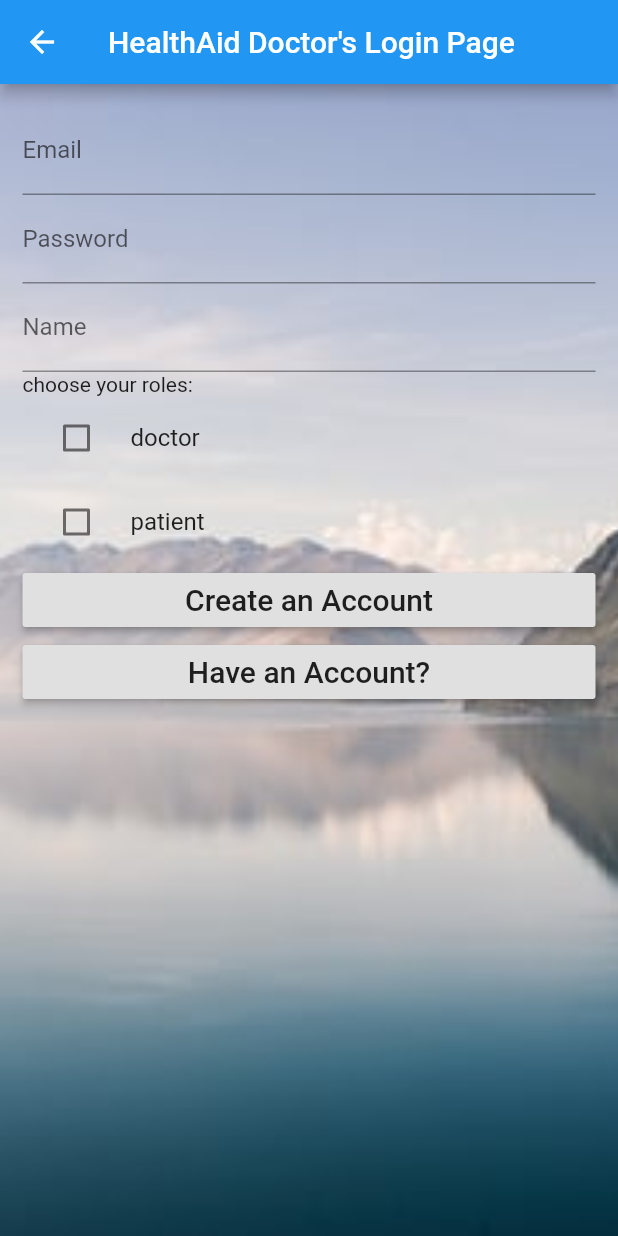
After one commit to xue2007/heath-aid, a Flutter app: the screen it shows after launch, after a tap on "Doctor", after a tap on "Login", after a tap on "Create an Account", on a phone screen of 412 x 824 dp. The commit adds this screen. Run offline on Flutter 3.47's test engine with Material 2 defaults, Android fonts, the phone set to English and light mode, and no system bars; our stand-ins replace cloud_firestore, firebase_auth, shared_preferences; accounts and stored records are empty.

Commit message:
added a buffer page so that bug wont be apparent and fixed back function for patient side(need to use context instead of push because i am using states,void callback can also do the trick following the login page).

```diff
--- /dev/null
+++ b/lib/LoginPageDoctor.dart
@@ -0,0 +1,291 @@
+import 'package:firebase_auth/firebase_auth.dart';
+import 'package:flutter/material.dart';
+import 'package:testing/Constants.dart';
+import 'package:testing/database.dart';
+import 'auth.dart';
+import 'package:cloud_firestore/cloud_firestore.dart';
+import 'auth_provider.dart';
+import'helper.dart';
+import 'database.dart';
+
+class LoginPageDoctor extends StatefulWidget {
+  LoginPageDoctor({this.auth, this.onSignedIn,this.backToMain});
+
+  final BaseAuth auth;
+  final VoidCallback onSignedIn;
+  final VoidCallback backToMain;
+
+
+
+  @override
+  State<StatefulWidget> createState() => new _LoginPageDoctorState();
+}
+enum FormType {
+  login,
+  register
+}
+
+class _LoginPageDoctorState extends State<LoginPageDoctor> {
+  DataBase databaseMethods = new DataBase();
+  final ky = new GlobalKey<FormState>();
+  String _email;
+  String _password;
+  String _role;
+  String _name;
+  FormType _formType = FormType.login;
+
+
+  void checkDoctor() {
+    FirebaseAuth.instance.currentUser().then((user) {
+      Firestore.instance
+          .collection('/users')
+          .where('uid', isEqualTo: user.uid)
+          .getDocuments()
+          .then((docs) {
+        if (docs.documents[0].exists) {
+          print('checked');
+          if (docs.documents[0].data['role'] == 'doctor') {
+            Constants.checkRole = true;
+            print('doctor is true');
+          } else {
+            Constants.checkRole = false;
+            print('doctor is false');
+          }
+        }
+      });
+    });
+  }
+
+  bool validateAndSave() {
+    final form = ky.currentState;
+    if(form.validate()){
+      form.save();
+      return true;
+    }
+    return false;
+
+  }
+
+  void validateAndSubmit() async {
+    if(validateAndSave()) {
+      try {
+        final BaseAuth auth = AuthProvider.of(context).auth;
+        if(_formType == FormType.login) {
+
+          String userId = await auth.signInWithEmailAndPassWord(_email, _password);
+          checkDoctor();
+          QuerySnapshot userInfoSnapshot =
+          await databaseMethods.getUserInfo(_email);
+          HelperFunctions.saveUserLoggedInSharedPreference(true);
+          HelperFunctions.saveUserNameSharedPreference(
+              userInfoSnapshot.documents[0].data["name"]);
+          HelperFunctions.saveUserEmailSharedPreference(
+              userInfoSnapshot.documents[0].data["email"]);
+          HelperFunctions.saveUserRoleSharedPreference(
+              userInfoSnapshot.documents[0].data["role"]);
+          print('Signed in: ${userId}');
+
+        } else {
+          /* Map<String,String> userDataMap = {
+          "name" : _name,
+          "email" : _email,
+          "role":_role
+        };
+        databaseMethods.addUserInfo(userDataMap);*/
+          HelperFunctions.saveUserLoggedInSharedPreference(true);
+          HelperFunctions.saveUserNameSharedPreference(_name);
+          HelperFunctions.saveUserEmailSharedPreference(_email);
+          String user = await auth.createUserWithEmailAndPassWord(_email, _password);
+          Firestore.instance.collection('users').document(user).setData({'email': _email,'uid': user,'role': _role, 'name':_name});
+          checkDoctor();
+          print('Registered user: ${user}');
+
+        }
+        widget.onSignedIn();
+
+      } catch(e){
+        print('Error: $e');
+      }
+    }
+  }
+  void moveToRegister() {
+    ky.currentState.reset();
+    setState(() {
+      _formType = FormType.register;
+    });
+  }
+
+  void moveToLogin() {
+    ky.currentState.reset();
+    setState(() {
+      _formType = FormType.login;
+    });
+  }
+  bool _checkedValue = false;
+  bool _checkedValue1 = false;
+  void _doSomething1(bool item) => setState(() => _checkedValue1 = item);
+  void _doSomething(bool isChecked) {
+    setState((){
+      _checkedValue = isChecked;
+    });
+  }
+  Widget build(BuildContext context) {
+    return new Scaffold(
+        resizeToAvoidBottomPadding: false,
+        appBar: new AppBar(
+          leading:BackButton(
+              onPressed: () {
+                widget.backToMain();
+              }
+          ),
+          title: new Text("HealthAid Doctor's Login Page"),
+        ),
+        body: new Container(
+            padding: EdgeInsets.all(15.0),
+            decoration: BoxDecoration(
+                image: DecorationImage(
+                    image: AssetImage('assets/cool1.jpg'),
+                    fit: BoxFit.cover
+                )
+            ),
+            child: new Form(
+              key: ky,
+              child: new Column(
+                crossAxisAlignment: CrossAxisAlignment.stretch,
+                children: inputs() + submitButtons(),
+              ),
+            )
+        )
+    );
+  }
+
+  List<Widget> inputs() {
+
+    if(_formType == FormType.login) {
+      return [
+        new TextFormField(
+          decoration: new InputDecoration(labelText: 'Email'),
+          validator: (value) => value.isEmpty ? 'Email can\'t be empty' : null,
+          onSaved: (value) => _email = value,
+        ),
+        new TextFormField(
+          decoration: new InputDecoration(labelText: 'Password'),
+          obscureText: true,
+          validator: (x) => x.isEmpty ? 'Password can\'t be empty' : null,
+          onSaved: (x) => _password = x,
+        ),
+      ];
+    } else {
+      return [
+        new TextFormField(
+          decoration: new InputDecoration(labelText: 'Email'),
+          validator: (value) => value.isEmpty ? 'Email can\'t be empty' : null,
+          onSaved: (value) => _email = value,
+        ),
+        new TextFormField(
+          decoration: new InputDecoration(labelText: 'Password'),
+          obscureText: true,
+          validator: (x) => x.isEmpty ? 'Password can\'t be empty' : null,
+          onSaved: (x) => _password = x,
+        ),
+        new TextFormField(
+          decoration: new InputDecoration(labelText:'Name'),
+          obscureText: true,
+          validator: (x) => x.isEmpty ? 'Name can\'t be empty' : null,
+          onSaved: (x) => _name = x,
+        ),
+      ];
+    }
+
+  }
+
+  List<Widget> submitButtons() {
+    if(_formType == FormType.login) {
+      return [
+        Center(
+          child: Column(
+            mainAxisSize: MainAxisSize.min,
+            children: <Widget>[
+              const SizedBox(height: 15),
+              RaisedButton(
+                onPressed: validateAndSubmit,
+                textColor: Colors.white,
+                padding: const EdgeInsets.all(0),
+                child: Container(
+                  decoration: const BoxDecoration(
+                    gradient: LinearGradient(
+                      colors: <Color>[
+                        Color(0xFF0D47A1),
+                        Color(0xFF1976D2),
+                        Color(0xFF42A5F5),
+                      ],
+                    ),
+                  ),
+                  padding: const EdgeInsets.only(left:160,right:160,top: 8,bottom: 8),
+                  child:
+                  const Text('Login', style: TextStyle(fontSize: 20)),
+                ),
+              ),
+              const SizedBox(height: 5),
+              RaisedButton(
+                onPressed: moveToRegister,
+                textColor: Colors.white,
+                padding: const EdgeInsets.all(0.0),
+                child: Container(
+                  decoration: const BoxDecoration(
+                    gradient: LinearGradient(
+                      colors: <Color>[
+                        Color(0xFF9C27B0),
+                        Color(0xFFE040FB),
+                        Color(0xFF9C27B0),
+                      ],
+                    ),
+                  ),
+                  padding: const EdgeInsets.only(left:103,right:103,top: 10,bottom: 10),
+                  child:
+                  const Text('Create an Account', style: TextStyle(fontSize: 20)),
+                ),
+              ),
+            ],
+          ),
+        )
+      ];
+    } else {
+      return [
+        new Text('choose your roles:'),
+        new CheckboxListTile(
+          title: new Text('doctor'),
+          value: _checkedValue,
+          controlAffinity: ListTileControlAffinity.leading,
+          onChanged:(newValue) {
+            _doSomething(newValue);
+            if(newValue){
+              _role = 'doctor';
+            }
+          },
+        ),
+        new CheckboxListTile(
+          title: new Text('patient'),
+          value: _checkedValue1,
+          controlAffinity: ListTileControlAffinity.leading,
+          onChanged:(newValue) {
+            _doSomething1(newValue);
+            if(newValue) {
+              _role = 'patient';
+            }
+          },
+        ),
+
+        new RaisedButton(
+          child: new Text('Create an Account', style: new TextStyle(fontSize: 20)),
+          onPressed: validateAndSubmit,
+        ),
+        new RaisedButton(
+          child: new Text(
+              'Have an Account?', style: new TextStyle(fontSize: 20)),
+          onPressed: moveToLogin,
+        )
+      ];
+    }
+  }
+}
--- a/lib/data_upload_page.dart
+++ b/lib/data_upload_page.dart
@@ -14,13 +14,9 @@ class _HealthFormState extends State<HealthForm> {
       home: Scaffold(
           appBar: AppBar(
               leading: BackButton(
-                onPressed: () {
-                  Navigator.of(context).pop();
-                  Navigator.push(
-                      context,
-                      new MaterialPageRoute(
-                          builder: (BuildContext context) => HomePage()));
-                },
+                  onPressed: () {
+                    Navigator.pop(context);
+                  }
               ),
               title: Text('Health Upload Form')),
           body: Column(
--- a/lib/login_page.dart
+++ b/lib/login_page.dart
@@ -9,10 +9,11 @@ import'helper.dart';
 import 'database.dart';
 
 class LoginPage extends StatefulWidget {
-  LoginPage({this.auth, this.onSignedIn});
+  LoginPage({this.auth, this.onSignedIn,this.backToMain});
 
   final BaseAuth auth;
   final VoidCallback onSignedIn;
+  final VoidCallback backToMain;
 
 
 
@@ -21,7 +22,7 @@ class LoginPage extends StatefulWidget {
 }
   enum FormType {
   login,
-    register
+    register,
   }
 
   class _LoginPageState extends State<LoginPage> {
@@ -132,7 +133,12 @@ class LoginPage extends StatefulWidget {
     return new Scaffold(
         resizeToAvoidBottomPadding: false,
       appBar: new AppBar(
-        title: new Text('HealthAid Login Page'),
+        leading:BackButton(
+            onPressed: () {
+              widget.backToMain();
+            }
+      ),
+        title: new Text('HealthAid Patient Login Page'),
       ),
       body: new Container(
         padding: EdgeInsets.all(15.0),
--- a/lib/root_page.dart
+++ b/lib/root_page.dart
@@ -3,6 +3,7 @@ import 'package:flutter/cupertino.dart';
 import 'package:flutter/material.dart';
 import 'package:testing/Constants.dart';
 import 'package:testing/doctor_homepage.dart';
+import 'LoginPageDoctor.dart';
 import 'auth.dart';
 import 'auth_provider.dart';
 import 'login_page.dart';
@@ -15,15 +16,15 @@ class RootPage extends StatefulWidget {
 }
 
 enum AuthStates {
-  firstPage, signedIn, signedInDoctor,notDetermined
+  firstPagePatient, signedInPatient, signedInDoctor,notDetermined,firstPageDoctor
 }
 
 class _RootPageState extends State<RootPage> {
-  AuthStates authStatus = AuthStates.firstPage;
+  AuthStates authStatus = AuthStates.notDetermined;
 
-  void _signedIn() {
+  void _signedInPatient() {
     setState(() {
-      authStatus = AuthStates.signedIn;
+      authStatus = AuthStates.signedInPatient;
     });
   }
 
@@ -33,12 +34,19 @@ class _RootPageState extends State<RootPage> {
     });
   }
 
-  void _signedOut() {
+  void _signedOutPatient() {
     setState(() {
-      authStatus = AuthStates.firstPage;
+      authStatus = AuthStates.firstPagePatient;
     });
   }
- /*@override
+
+    void _signedOutDoctor() {
+      setState(() {
+        authStatus = AuthStates.firstPageDoctor;
+      });
+    }
+
+  /*  @override
   void didChangeDependencies() {
     super.didChangeDependencies();
     try {
@@ -64,20 +72,33 @@ class _RootPageState extends State<RootPage> {
     @override
     Widget build(BuildContext context) {
       switch (authStatus) {
-      case AuthStates.firstPage:
+        case AuthStates.firstPagePatient:
           return LoginPage(
             //auth: widget.auth,
-          onSignedIn: Constants.checkRole == true ? _signedInDoctor : _signedIn,
+            onSignedIn: _signedInPatient,
+            backToMain: (){
+              setState(() {
+              authStatus = AuthStates.notDetermined;
+            });},
+
           );
-      case AuthStates.signedIn:
+        case AuthStates.signedInPatient:
           return HomePage(
             //auth: widget.auth,
-          onSignedOut: _signedOut,
+            onSignedOut: _signedOutPatient,
           );
         case AuthStates.signedInDoctor:
           return AllUsersPage(
             //auth: widget.auth,
-          onSignedOut: _signedOut,
+            onSignedOut: _signedOutDoctor,
+          );
+        case AuthStates.firstPageDoctor:
+          return LoginPageDoctor(
+            onSignedIn: _signedInDoctor,
+            backToMain: (){
+              setState(() {
+                authStatus = AuthStates.notDetermined;
+              });},
           );
         case AuthStates.notDetermined:
           return _buildWaitingScreen();
@@ -88,8 +109,87 @@ class _RootPageState extends State<RootPage> {
     Widget _buildWaitingScreen() {
       return Scaffold(
         body: Container(
+
           alignment: Alignment.center,
-        child: CircularProgressIndicator(),
+          child: Column(
+            children: <Widget>[
+              CircleAvatar(
+                radius:  100,
+                backgroundColor: Colors.black,
+                child: ClipOval(
+                  child: Image.asset("assets/doctor.jpg"),
+                ),
+              ),
+              RaisedButton(
+                onPressed:(){
+                  setState(() {
+                    authStatus = AuthStates.firstPageDoctor;
+                  });
+                  print('doctor');
+                  },
+                textColor: Colors.white,
+                padding: const EdgeInsets.all(0.0),
+                child: Container(
+                  decoration: const BoxDecoration(
+                    gradient: LinearGradient(
+                      colors: <Color>[
+                        Color(0xFF9C27B0),
+                        Color(0xFFE040FB),
+                        Color(0xFF9C27B0),
+                      ],
+                    ),
+                  ),
+                  padding: const EdgeInsets.only(left:103,right:103,top: 10,bottom: 10),
+                  child:
+                  const Text('Doctor', style: TextStyle(fontSize: 20)),
+                ),
+
+              ),
+
+              SizedBox(
+                height: 20,
+              ),
+              CircleAvatar(
+                backgroundColor: Colors.black,
+                radius:  100,
+                child: ClipOval(
+                  child: Image.asset("assets/patient.jpg",),
+                ),
+              ),
+              RaisedButton(
+                onPressed:(){
+                  setState(() {
+                    authStatus = AuthStates.firstPagePatient;
+                  });
+                  print('patient');
+
+                },
+                textColor: Colors.white,
+                padding: const EdgeInsets.all(0.0),
+                child: Container(
+                  decoration: const BoxDecoration(
+                    gradient: LinearGradient(
+                      colors: <Color>[
+                        Color(0xFF9C27B0),
+                        Color(0xFFE040FB),
+                        Color(0xFF9C27B0),
+                      ],
+                    ),
+                  ),
+                  padding: const EdgeInsets.only(left:103,right:103,top: 10,bottom: 10),
+                  child:
+                  const Text('Patient', style: TextStyle(fontSize: 20)),
+                ),
+
+              ),
+              SizedBox(
+                height:  0.13,
+              ),
+              SizedBox(
+                height: 5,
+              )
+            ],
+          )
         ),
         );
     }
--- a/lib/user_profile.dart
+++ b/lib/user_profile.dart
@@ -18,13 +18,9 @@ class _RecordPageState extends State<RecordPage> {
       home: Scaffold(
         appBar: AppBar(
             leading: BackButton(
-              onPressed: () {
-                Navigator.of(context).pop();
-                Navigator.push(
-                    context,
-                    new MaterialPageRoute(
-                        builder: (BuildContext context) => HomePage()));
-              },
+                onPressed: () {
+                  Navigator.pop(context);
+                }
             ),
             title: Text('Patient Health Entries'),
             backgroundColor: Colors.blue,
--- a/pubspec.yaml
+++ b/pubspec.yaml
@@ -57,6 +57,8 @@ flutter:
     - assets/send.png
     - assets/health.jpg
     - assets/cool1.jpg
+    - assets/patient.jpg
+    - assets/doctor.jpg
 
 
 
```
Also changed, not shown: assets/doctor.jpg (added), assets/patient.jpg (added). Lines whose indentation alone changed are shown as unchanged.
